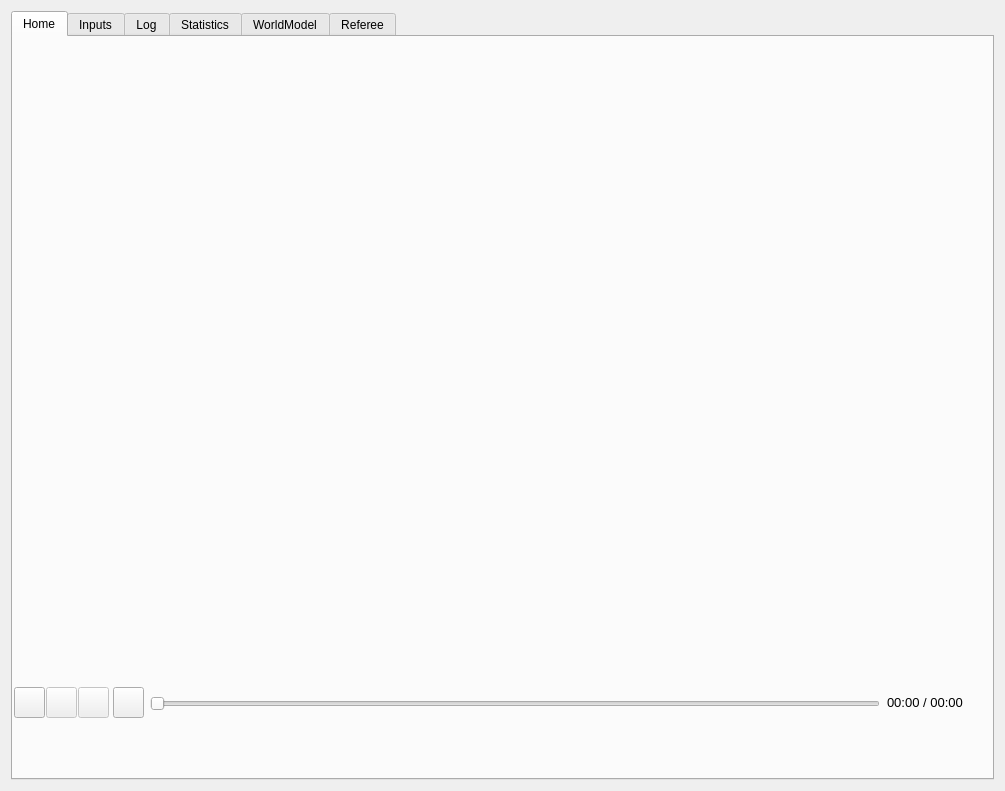
Before: the Qt Designer form src/ui/mainwindow.ui in MrKarimiD/KN2CAutoref, drawn with Qt 5.
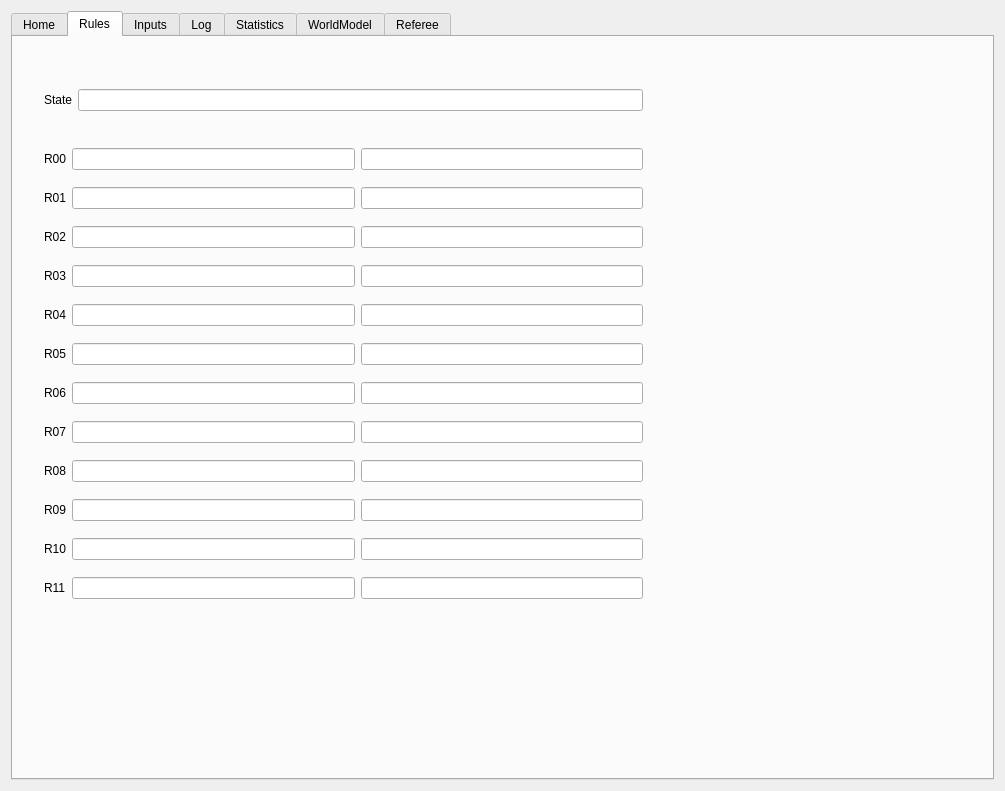
After: the same form once the commit is applied. The open tabs and pages were chosen to show the change. Icons and pictures are not drawn.

Commit message: The base for adding new rules is added

```diff
--- a/src/ui/mainwindow.ui
+++ b/src/ui/mainwindow.ui
@@ -197,6 +197,257 @@
         </property>
        </widget>
       </widget>
+      <widget class="QWidget" name="tab">
+       <attribute name="title">
+        <string>Rules</string>
+       </attribute>
+       <widget class="QWidget" name="layoutWidget_2">
+        <property name="geometry">
+         <rect>
+          <x>20</x>
+          <y>30</y>
+          <width>621</width>
+          <height>560</height>
+         </rect>
+        </property>
+        <layout class="QVBoxLayout" name="verticalLayout_14">
+         <item>
+          <layout class="QHBoxLayout" name="horizontalLayout_29">
+           <item>
+            <widget class="QLabel" name="label_32">
+             <property name="text">
+              <string>State</string>
+             </property>
+            </widget>
+           </item>
+           <item>
+            <widget class="QLineEdit" name="txtState"/>
+           </item>
+          </layout>
+         </item>
+         <item>
+          <spacer name="verticalSpacer_10">
+           <property name="orientation">
+            <enum>Qt::Vertical</enum>
+           </property>
+           <property name="sizeType">
+            <enum>QSizePolicy::Fixed</enum>
+           </property>
+           <property name="sizeHint" stdset="0">
+            <size>
+             <width>20</width>
+             <height>20</height>
+            </size>
+           </property>
+          </spacer>
+         </item>
+         <item>
+          <layout class="QHBoxLayout" name="horizontalLayout_30">
+           <item>
+            <widget class="QLabel" name="label_33">
+             <property name="text">
+              <string>R00</string>
+             </property>
+            </widget>
+           </item>
+           <item>
+            <widget class="QLineEdit" name="txtRule0"/>
+           </item>
+           <item>
+            <widget class="QLineEdit" name="txtStatus0"/>
+           </item>
+          </layout>
+         </item>
+         <item>
+          <layout class="QHBoxLayout" name="horizontalLayout_31">
+           <item>
+            <widget class="QLabel" name="label_34">
+             <property name="text">
+              <string>R01</string>
+             </property>
+            </widget>
+           </item>
+           <item>
+            <widget class="QLineEdit" name="txtRule1"/>
+           </item>
+           <item>
+            <widget class="QLineEdit" name="txtStatus1"/>
+           </item>
+          </layout>
+         </item>
+         <item>
+          <layout class="QHBoxLayout" name="horizontalLayout_32">
+           <item>
+            <widget class="QLabel" name="label_35">
+             <property name="text">
+              <string>R02</string>
+             </property>
+            </widget>
+           </item>
+           <item>
+            <widget class="QLineEdit" name="txtRule2"/>
+           </item>
+           <item>
+            <widget class="QLineEdit" name="txtStatus2"/>
+           </item>
+          </layout>
+         </item>
+         <item>
+          <layout class="QHBoxLayout" name="horizontalLayout_33">
+           <item>
+            <widget class="QLabel" name="label_36">
+             <property name="text">
+              <string>R03</string>
+             </property>
+            </widget>
+           </item>
+           <item>
+            <widget class="QLineEdit" name="txtRule3"/>
+           </item>
+           <item>
+            <widget class="QLineEdit" name="txtStatus3"/>
+           </item>
+          </layout>
+         </item>
+         <item>
+          <layout class="QHBoxLayout" name="horizontalLayout_34">
+           <item>
+            <widget class="QLabel" name="label_37">
+             <property name="text">
+              <string>R04</string>
+             </property>
+            </widget>
+           </item>
+           <item>
+            <widget class="QLineEdit" name="txtRule4"/>
+           </item>
+           <item>
+            <widget class="QLineEdit" name="txtStatus4"/>
+           </item>
+          </layout>
+         </item>
+         <item>
+          <layout class="QHBoxLayout" name="horizontalLayout_35">
+           <item>
+            <widget class="QLabel" name="label_38">
+             <property name="text">
+              <string>R05</string>
+             </property>
+            </widget>
+           </item>
+           <item>
+            <widget class="QLineEdit" name="txtRule5"/>
+           </item>
+           <item>
+            <widget class="QLineEdit" name="txtStatus5"/>
+           </item>
+          </layout>
+         </item>
+         <item>
+          <layout class="QHBoxLayout" name="horizontalLayout_36">
+           <item>
+            <widget class="QLabel" name="label_39">
+             <property name="text">
+              <string>R06</string>
+             </property>
+            </widget>
+           </item>
+           <item>
+            <widget class="QLineEdit" name="txtRule6"/>
+           </item>
+           <item>
+            <widget class="QLineEdit" name="txtStatus6"/>
+           </item>
+          </layout>
+         </item>
+         <item>
+          <layout class="QHBoxLayout" name="horizontalLayout_37">
+           <item>
+            <widget class="QLabel" name="label_40">
+             <property name="text">
+              <string>R07</string>
+             </property>
+            </widget>
+           </item>
+           <item>
+            <widget class="QLineEdit" name="txtRule7"/>
+           </item>
+           <item>
+            <widget class="QLineEdit" name="txtStatus7"/>
+           </item>
+          </layout>
+         </item>
+         <item>
+          <layout class="QHBoxLayout" name="horizontalLayout_38">
+           <item>
+            <widget class="QLabel" name="label_41">
+             <property name="text">
+              <string>R08</string>
+             </property>
+            </widget>
+           </item>
+           <item>
+            <widget class="QLineEdit" name="txtRule8"/>
+           </item>
+           <item>
+            <widget class="QLineEdit" name="txtStatus8"/>
+           </item>
+          </layout>
+         </item>
+         <item>
+          <layout class="QHBoxLayout" name="horizontalLayout_39">
+           <item>
+            <widget class="QLabel" name="label_43">
+             <property name="text">
+              <string>R09</string>
+             </property>
+            </widget>
+           </item>
+           <item>
+            <widget class="QLineEdit" name="txtRule9"/>
+           </item>
+           <item>
+            <widget class="QLineEdit" name="txtStatus9"/>
+           </item>
+          </layout>
+         </item>
+         <item>
+          <layout class="QHBoxLayout" name="horizontalLayout_40">
+           <item>
+            <widget class="QLabel" name="label_44">
+             <property name="text">
+              <string>R10</string>
+             </property>
+            </widget>
+           </item>
+           <item>
+            <widget class="QLineEdit" name="txtRule10"/>
+           </item>
+           <item>
+            <widget class="QLineEdit" name="txtStatus10"/>
+           </item>
+          </layout>
+         </item>
+         <item>
+          <layout class="QHBoxLayout" name="horizontalLayout_41">
+           <item>
+            <widget class="QLabel" name="label_45">
+             <property name="text">
+              <string>R11</string>
+             </property>
+            </widget>
+           </item>
+           <item>
+            <widget class="QLineEdit" name="txtRule11"/>
+           </item>
+           <item>
+            <widget class="QLineEdit" name="txtStatus11"/>
+           </item>
+          </layout>
+         </item>
+        </layout>
+       </widget>
+      </widget>
       <widget class="QWidget" name="tab_9">
        <attribute name="title">
         <string>Inputs</string>
```
Left out of the diff: 8 changed lines with no effect on the pictures. The commit also changes 14 other files.
